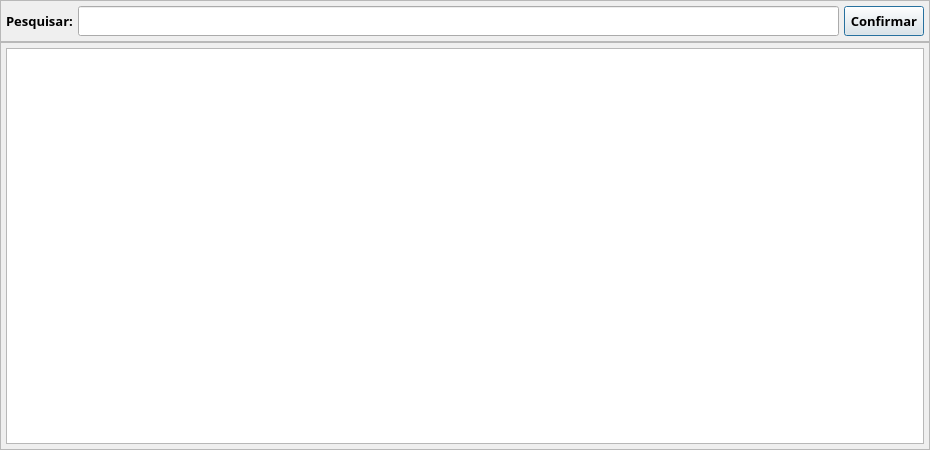
Above: app/views/ui/pesquisa_Produto.ui from RafaelOmega/Fabrica_2.0 before the change. Below: the same form after it.
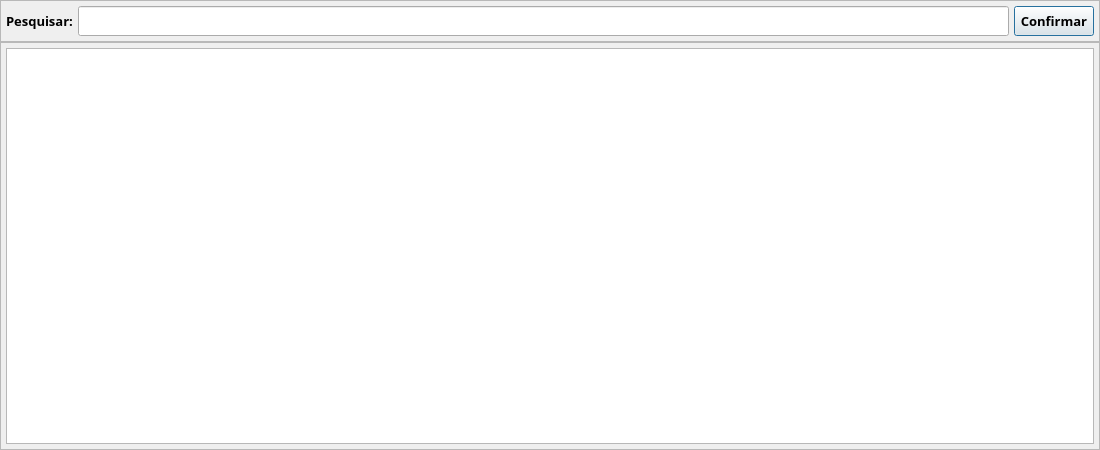
That is the form after the change.

What changed in the file:
```diff
--- a/app/views/ui/pesquisa_Produto.ui
+++ b/app/views/ui/pesquisa_Produto.ui
@@ -6,7 +6,7 @@
    <rect>
     <x>0</x>
     <y>0</y>
-    <width>930</width>
+    <width>1100</width>
     <height>450</height>
    </rect>
   </property>
```
